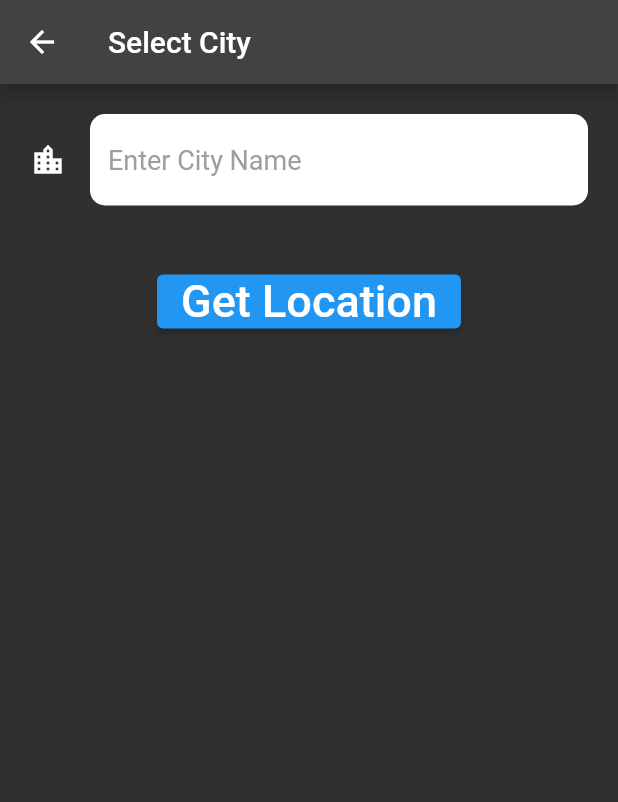
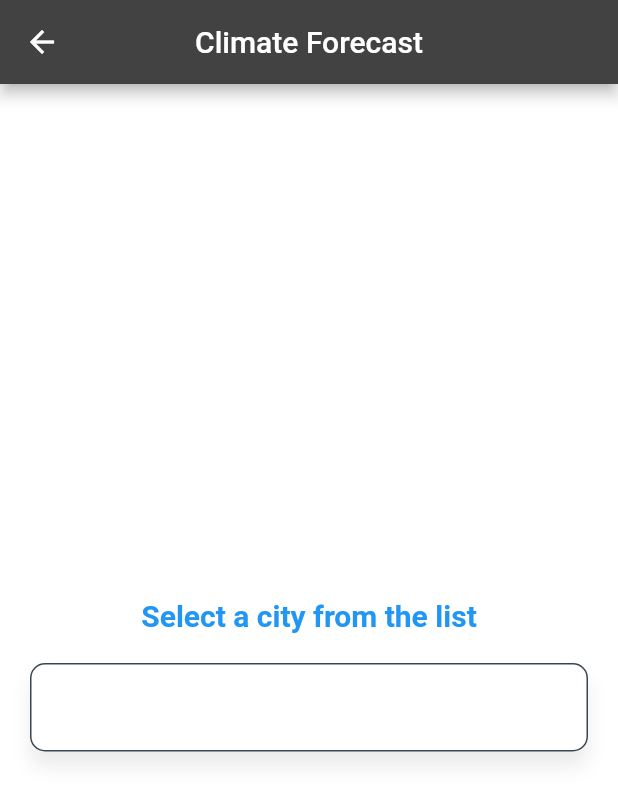
Before and after one commit to Bilal-Basharat/Flutter-ACM-FellowShip, a Flutter app: the CityWeather screen opened directly, on a phone screen of 412 x 824 dp. Shown: the top 802 px of the screen. Run offline on Flutter 3.47's test engine with Material 2 defaults, Android fonts, the phone set to English and light mode, and no system bars; drawn by our look-alikes of searchfield; our stand-ins replace flutter_riverpod, flutter_spinkit, geolocator, image_picker; Roboto replaces fonts that are missing (Spartan MB).

Commit message:
improve UI of city screen

```diff
--- a/Week_8/climate_forcast/lib/Models/constants.dart
+++ b/Week_8/climate_forcast/lib/Models/constants.dart
@@ -45,7 +45,6 @@ borderSide: BorderSide.none,
 
 //list of cities to show their weather
 final List<String> cities = [
-'New York',
   'New York',
   'Tokyo',
   'Delhi',
--- a/Week_8/climate_forcast/lib/main.dart
+++ b/Week_8/climate_forcast/lib/main.dart
@@ -1,5 +1,7 @@
+import 'package:climate_forcast/screens/city_screen.dart';
 import 'package:climate_forcast/screens/loading_screen.dart';
 import 'package:flutter/material.dart';
+
 
 void main() {
   runApp(const MyApp());
--- a/Week_8/climate_forcast/lib/screens/city_screen.dart
+++ b/Week_8/climate_forcast/lib/screens/city_screen.dart
@@ -1,6 +1,6 @@
 import 'package:flutter/material.dart';
-
 import '../models/constants.dart';
+import 'package:searchfield/searchfield.dart';
 
 
 class CityWeather extends StatefulWidget {
@@ -11,35 +11,98 @@ class CityWeather extends StatefulWidget {
 }
 
 class _CityWeatherState extends State<CityWeather> {
-
+  final focus = FocusNode();
   String cityName = '';
-  TextEditingController cityNameController = TextEditingController();
+  final ScrollController _searchController = ScrollController();
 
   @override
   Widget build(BuildContext context) {
     return Scaffold(
       appBar: AppBar(
-        title: Text('Select City'),
+        title: const Text('Climate Forecast'),
+        centerTitle: true,
       ),
-      body: Column(
+      body: Container(
+        color: Color.fromRGBO(255, 255, 255, 1),
+        // width: double.infinity,
+        // height: MediaQuery.of(context).size.height * 0.7,
+        child: Column(
+          mainAxisAlignment: MainAxisAlignment.center,
+          crossAxisAlignment: CrossAxisAlignment.center,
           children: [
+            const Padding(
+                padding: EdgeInsets.all(20),
+            child: Text('Select a city from the list', style:
+            TextStyle(color: Colors.blue, fontSize: 20,fontWeight: FontWeight.bold),)
+              ,),
             Container(
-            padding: EdgeInsets.all(20.0),
-            child: TextField(
-              controller: cityNameController,
-              style: TextStyle(color: Colors.black, fontSize: 18),
-              decoration: textFieldInputDecation,
+              margin: const EdgeInsets.symmetric(horizontal: 20),
+              decoration: BoxDecoration(
+                color: Colors.white,
+                borderRadius: BorderRadius.circular(10),
+                boxShadow: [ BoxShadow(
+                  color: Colors.grey.withOpacity(0.2),
+                  blurRadius: 10,
+                  offset: const Offset(0,10)
+                ),],
+              ),
+
+              child: SearchField(
+
+                hint: 'Search', searchStyle: TextStyle(color: Colors.blueGrey),
+                searchInputDecoration: InputDecoration(
+                  enabledBorder: OutlineInputBorder(
+                    borderSide: BorderSide(
+                      color: Colors.blueGrey.shade800,
+                      width: 1,
+                    ),
+                    borderRadius: BorderRadius.circular(10),
+                  ),
+                  focusedBorder: OutlineInputBorder(
+                    borderSide: BorderSide(
+                      color: Colors.blue.withOpacity(0.8),
+                      width: 2,
+                    ),
+                    borderRadius: BorderRadius.circular(10),
                   ),
                 ),
+                itemHeight: 50,
+                maxSuggestionsInViewPort: cities.length,
+                suggestionsDecoration: SuggestionDecoration(
+                  color: Colors.white,
+                  borderRadius: BorderRadius.circular(10),
+                ),
 
-          SizedBox(height: 20),
-
-          ElevatedButton(
-              onPressed: (){
-                cityName = cityNameController.text;
+                suggestions: cities.map((String e) => SearchFieldListItem<String>(e,
+                child: Padding(
+                  padding: const EdgeInsets.symmetric(vertical: 4.0),
+                  child: Text(e,
+                      style: TextStyle(fontSize: 18, color: Colors.lightBlueAccent.withOpacity(0.75))),
+                ),
+                )
+                ).toList(),
+                focusNode: focus,
+                suggestionState: Suggestion.expand,
+                onSuggestionTap: (item) {
+                  cityName = item.searchKey.toString();
                   Navigator.pop(context, cityName);
-          }, child: Text('Get Location', style: kButtonTextStyle,))
+                  focus.unfocus();
+                },
+              ),
+            ),
+            // SizedBox(height: 20),
+            // Container(
+            //   width: 200,
+            //   height: 50,
+            //   alignment: Alignment.center,
+            //   decoration: BoxDecoration(
+            //   color: Colors.blue,
+            //
+            //   ),
+            //   child: Text('The city name is $cityName'),
+            // )
           ],
+        ),
       ),
     );
   }
--- a/Week_8/climate_forcast/pubspec.yaml
+++ b/Week_8/climate_forcast/pubspec.yaml
@@ -31,6 +31,7 @@ dependencies:
   flutter:
     sdk: flutter
   geolocator: ^10.1.0
+  searchfield: ^0.8.4
 
 
   # The following adds the Cupertino Icons font to your application.
```
Also changed, not shown: Week_8/climate_forcast/pubspec.lock. Lines whose indentation alone changed are shown as unchanged.
